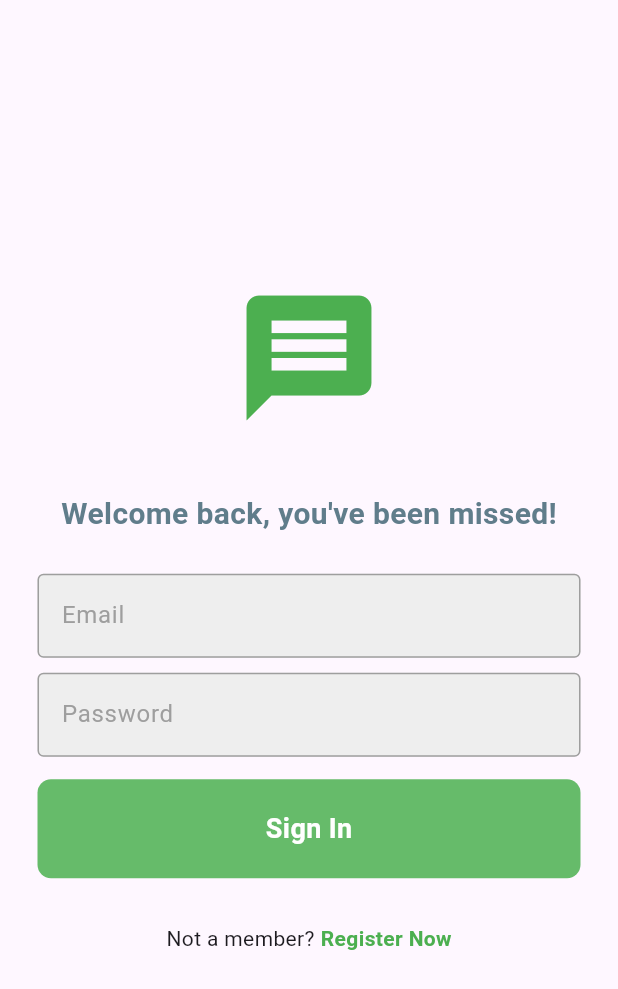
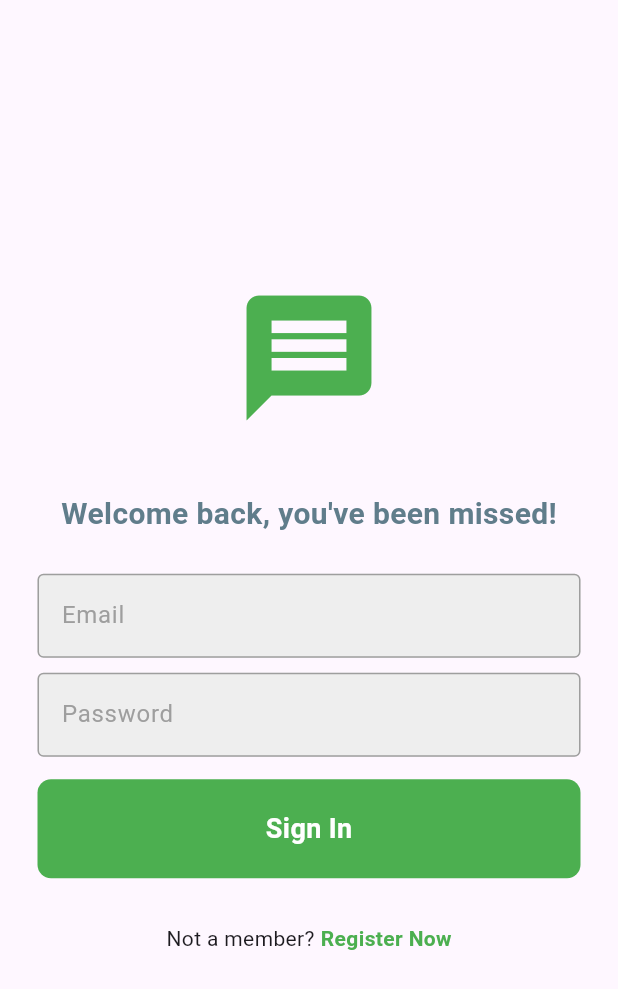
Before and after one commit to Harsh-bhai/chatapp, a Flutter app: the screen it shows after launch, on a phone screen of 412 x 824 dp. Shown: the top 989 px of the screen. Run offline on Flutter 3.47's test engine with Material 3 defaults, Android fonts, the phone set to English and light mode, and no system bars; our stand-ins replace cloud_firestore, firebase_auth, firebase_core; accounts and stored records are empty.

Commit message:
bugs fixed

```diff
--- a/lib/components/my_button.dart
+++ b/lib/components/my_button.dart
@@ -11,14 +11,20 @@ class MyButton extends StatelessWidget {
     return GestureDetector(
       onTap: onTap,
       child: Container(
-        padding: const EdgeInsets.all(20),
-        decoration: BoxDecoration(
-          color: Colors.green.shade400,
-          borderRadius: BorderRadius.circular(9),
-        ),
-        child:Center(child: Text(buttomname,
-        style: const TextStyle(color: Colors.white,fontWeight: FontWeight.bold,fontSize: 18),),)
-      ),
+          padding: const EdgeInsets.all(20),
+          decoration: BoxDecoration(
+            color: Colors.green.shade500,
+            borderRadius: BorderRadius.circular(9),
+          ),
+          child: Center(
+            child: Text(
+              buttomname,
+              style: const TextStyle(
+                  color: Colors.white,
+                  fontWeight: FontWeight.bold,
+                  fontSize: 18),
+            ),
+          )),
     );
   }
 }
--- a/lib/pages/home_page.dart
+++ b/lib/pages/home_page.dart
@@ -40,7 +40,7 @@ return Scaffold(
       ],
     ),
     centerTitle: true,  // This centers the title within the AppBar
-    backgroundColor: Colors.green.shade400,
+    backgroundColor: Colors.green.shade500,
     actions: [
       IconButton(
         onPressed: signOut,
@@ -83,7 +83,7 @@ return Scaffold(
           children: [
             Padding(
               padding: const EdgeInsets.all(8.0),
-              child: Icon(Icons.person, color: Colors.green.shade400, size: 40),
+              child: Icon(Icons.person, color: Colors.green.shade500, size: 40),
             ),
             Text("@${data["email"].split("@")[0]}"),
           ],
--- a/lib/pages/login_page.dart
+++ b/lib/pages/login_page.dart
@@ -1,9 +1,8 @@
-import "package:chatapp/components/my_button.dart";
-import "package:chatapp/components/my_text_field.dart";
-import "package:chatapp/services/auth/auth_service.dart";
-import "package:flutter/material.dart";
-import "package:flutter/widgets.dart";
-import "package:provider/provider.dart";
+import 'package:chatapp/components/my_button.dart';
+import 'package:chatapp/components/my_text_field.dart';
+import 'package:chatapp/services/auth/auth_service.dart';
+import 'package:flutter/material.dart';
+import 'package:provider/provider.dart';
 
 class LoginPage extends StatefulWidget {
   final void Function()? onTap;
@@ -41,12 +40,13 @@ class _LoginPageState extends State<LoginPage> {
     return Scaffold(
       body: SafeArea(
         child: Center(
+          child: SingleChildScrollView(
             child: Padding(
               padding: const EdgeInsets.all(25.0),
               child: Column(
                 mainAxisAlignment: MainAxisAlignment.center,
                 children: [
-              //logo
+                  // logo
                   const Icon(
                     Icons.message,
                     color: Colors.green,
@@ -64,7 +64,7 @@ class _LoginPageState extends State<LoginPage> {
                   ),
 
                   // email textfield
-              const SizedBox(height: 25), // just a black space(like margin)
+                  const SizedBox(height: 25), // just a blank space (like margin)
                   MyTextField(
                       controller: emailController,
                       placeholder: "Email",
@@ -93,7 +93,8 @@ class _LoginPageState extends State<LoginPage> {
                           child: const Text(
                             "Register Now",
                             style: TextStyle(
-                            color: Colors.green, fontWeight: FontWeight.bold),
+                                color: Colors.green,
+                                fontWeight: FontWeight.bold),
                           ))
                     ],
                   )
@@ -101,6 +102,8 @@ class _LoginPageState extends State<LoginPage> {
               ),
             ),
           ),
-    ));
+        ),
+      ),
+    );
   }
 }
--- a/lib/pages/register_page.dart
+++ b/lib/pages/register_page.dart
@@ -49,6 +49,7 @@ class _RegisterPageState extends State<RegisterPage> {
     return Scaffold(
         body: SafeArea(
       child: Center(
+        child: SingleChildScrollView(
           child: Padding(
             padding: const EdgeInsets.all(25.0),
             child: Column(
@@ -117,6 +118,7 @@ class _RegisterPageState extends State<RegisterPage> {
             ),
           ),
         ),
+      ),
     ));
   }
 }
```
Also changed, not shown: lib/pages/chat_page.dart (+22 -6 lines). Lines whose indentation alone changed are shown as unchanged.
